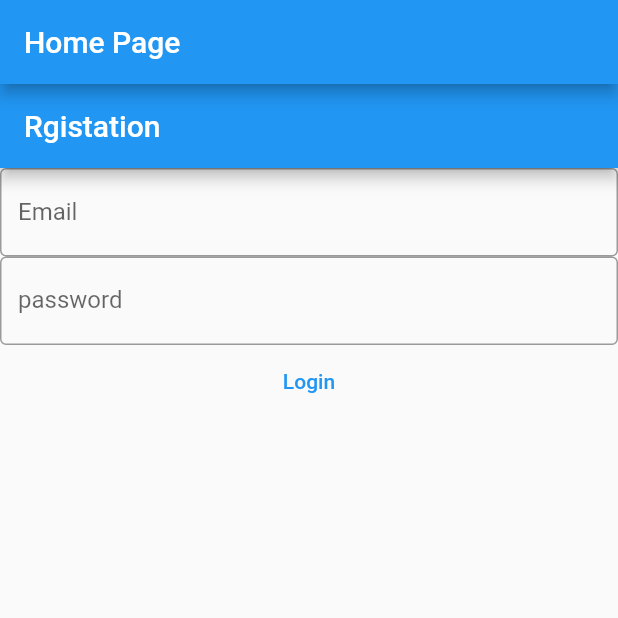
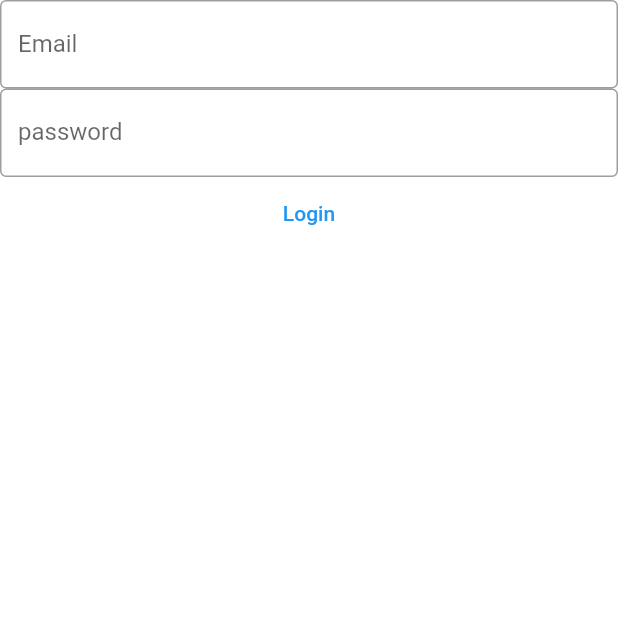
Before and after one commit to bikash-chandra-behera/fdmp-app, a Flutter app: the screen it shows after launch, on a phone screen of 412 x 824 dp, the top half of it. Run offline on Flutter 3.47's test engine with Material 2 defaults, Android fonts, the phone set to English and light mode, and no system bars; our stand-ins replace firebase_auth, firebase_core, get; accounts and stored records are empty.

Commit message:
solve main widget page

```diff
--- a/lib/main.dart
+++ b/lib/main.dart
@@ -6,6 +6,7 @@
 
 // import 'package:fdmp_app/services/user_management.dart';
 import 'package:fdmp_app/view/login_view.dart';
+import 'package:fdmp_app/view/verify_email_view.dart';
 import 'package:firebase_auth/firebase_auth.dart';
 import 'package:firebase_core/firebase_core.dart';
 
@@ -30,54 +31,28 @@
 
   @override
   Widget build(BuildContext context) {
-    return Scaffold(
-      appBar: AppBar(
-        title: const Text("Home Page"),
-      ),
-      body: FutureBuilder(
+    return FutureBuilder(
         future: Firebase.initializeApp(
           options: DefaultFirebaseOptions.currentPlatform,
         ),
         builder: (context, snapshot) {
           switch (snapshot.connectionState) {
             case ConnectionState.done:
-                // final user = FirebaseAuth.instance.currentUser;
-                // if (user?.emailVerified ?? false) {
-                //   print("you are  a  veryfied user.");
-                // } else {
-                //   return const VerifyEmailView();
-                // }
+              final user = FirebaseAuth.instance.currentUser;
+              if (user != null) {
+                if (user.emailVerified) {
+                  print("you are  a  veryfied user.");
+                } else {
+                  return const VerifyEmailView();
+                }
+              } else {
                 return const LoginView();
-                return const Text("Done");
+              }
+              return const Text("done");
+
             default:
-                return const Text("Lodding.....");
+              return const CircularProgressIndicator();
           }
-          }),
-    );
+        });
   }
 }
-
-class VerifyEmailView extends StatefulWidget {
-  const VerifyEmailView({super.key});
-
-  @override
-  State<VerifyEmailView> createState() => _VerifyEmailViewState();
-}
-
-class _VerifyEmailViewState extends State<VerifyEmailView> {
-  @override
-  Widget build(BuildContext context) {
-    return Column(
-      children: [
-        Text("Please Verify your email address.."),
-        TextButton(
-            onPressed: () async {
-              final user = FirebaseAuth.instance.currentUser;
-              await user?.sendEmailVerification();
-              print(user);
-            },
-            child: Text("Send Email Verification"))
-      ],
-    );
-  }
-}
--- a/lib/view/login_view.dart
+++ b/lib/view/login_view.dart
@@ -31,20 +31,12 @@
 
   @override
   Widget build(BuildContext context) {
-    return Scaffold(
-      appBar: AppBar(title: const Text("Rgistation")),
-      body: FutureBuilder(
-          future: Firebase.initializeApp(
-              options: DefaultFirebaseOptions.currentPlatform),
-          builder: (context, snapshot) {
-            switch (snapshot.connectionState) {
-              case ConnectionState.done:
     return Column(children: [
       TextField(
         keyboardType: TextInputType.emailAddress,
         controller: _email,
-                    decoration: InputDecoration(
-                        border: OutlineInputBorder(), labelText: 'Email'),
+        decoration:
+            InputDecoration(border: OutlineInputBorder(), labelText: 'Email'),
       ),
       TextField(
         obscureText: true,
@@ -58,15 +50,13 @@
           final pass = _password.text;
           try {
             final userCredential = await FirebaseAuth.instance
-                            .signInWithEmailAndPassword(
-                                email: email, password: pass);
+                .signInWithEmailAndPassword(email: email, password: pass);
           } on FirebaseAuthException catch (e) {
             if (e.code == "invalid-email") {
               print("Invalid Email");
             }
             if (e.code == "user-not-found") {
-                          print(
-                              "User Not Found or the user may have been deleted");
+              print("User Not Found or the user may have been deleted");
             }
             if (e.code == "wrong-password") {
               print("Wrong Password");
@@ -79,11 +69,5 @@
         child: const Text("Login"),
       )
     ]);
-
-              default:
-                return const Text("Loading");
-            }
-          }),
-    );
   }
 }
--- /dev/null
+++ b/lib/view/verify_email_view.dart
@@ -0,0 +1,27 @@
+import 'package:firebase_auth/firebase_auth.dart';
+import 'package:flutter/material.dart';
+
+class VerifyEmailView extends StatefulWidget {
+  const VerifyEmailView({super.key});
+
+  @override
+  State<VerifyEmailView> createState() => _VerifyEmailViewState();
+}
+
+class _VerifyEmailViewState extends State<VerifyEmailView> {
+  @override
+  Widget build(BuildContext context) {
+    return Column(
+      children: [
+        Text("Please Verify your email address.."),
+        TextButton(
+            onPressed: () async {
+              final user = FirebaseAuth.instance.currentUser;
+              await user?.sendEmailVerification();
+              print(user);
+            },
+            child: Text("Send Email Verification"))
+      ],
+    );
+  }
+}
```
Lines whose indentation alone changed are shown as unchanged.
